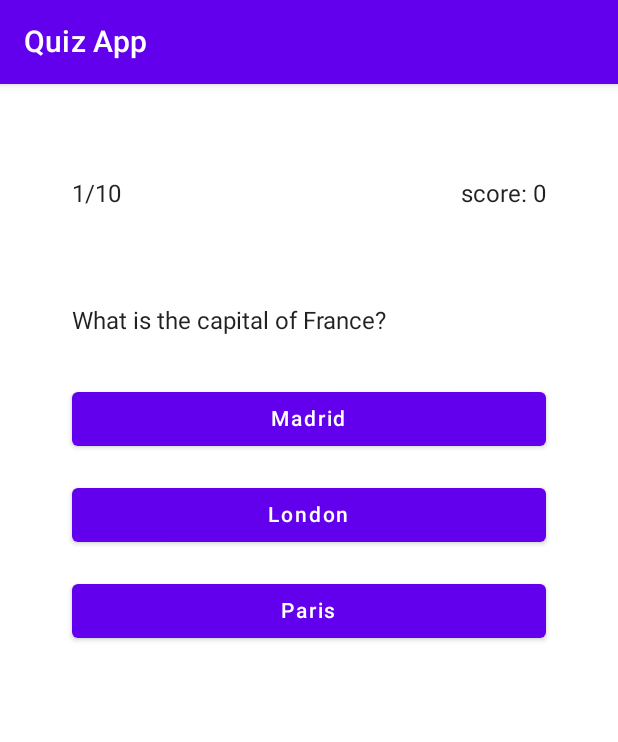
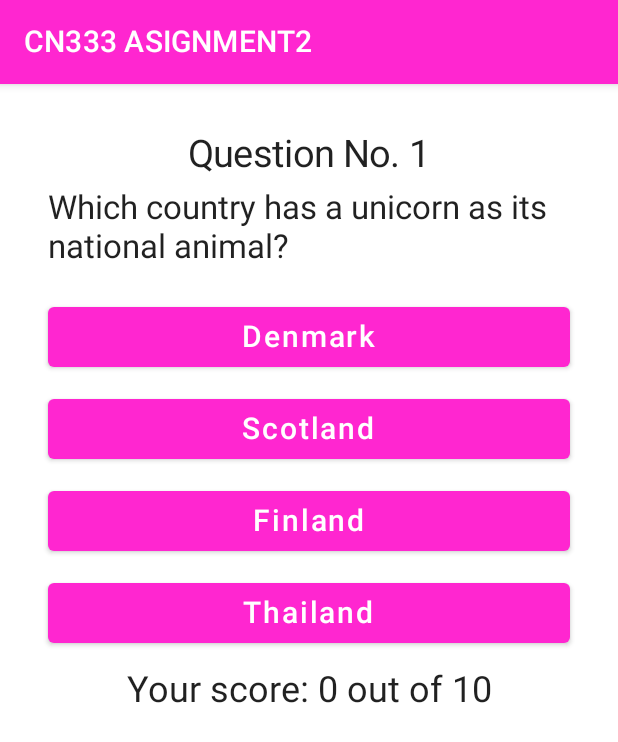
Before and after one commit to 6310610958/as2v2, an Android app built with Jetpack Compose: the screen it shows after launch (MainActivity), on a phone screen of 412 x 824 dp. Shown: the top 742 px of the screen. Run offline under Robolectric (Android 15) with nearby library versions, the phone set to English and light mode, and no system bars.

Commit message:
Final ka

```diff
--- a/quizGame2/app/src/main/java/com/example/quizgame/ListOfQuestion.kt
+++ b/quizGame2/app/src/main/java/com/example/quizgame/ListOfQuestion.kt
@@ -9,19 +9,54 @@ data class QuizQuestion(
 class ListOfQuestion {
     val questions = listOf(
         QuizQuestion(
-            "What is the capital of France?",
-            listOf("London", "Paris", "Madrid"),
-            "Paris"
+            "Which country has a unicorn as its national animal?",
+            listOf("Finland", "Scotland", "Thailand", "Denmark"),
+            "Scotland"
         ),
         QuizQuestion(
-            "What is the largest country in the world by area?",
-            listOf("China", "Russia", "USA"),
-            "Russia"
+            "What country has the longest coastline in the world?",
+            listOf("Canada", "USA", "Chile", "South Africa"),
+            "Canada"
         ),
         QuizQuestion(
-            "What is the currency of Japan?",
-            listOf("Yen", "Dollar", "Euro"),
-            "Yen"
-        )
+            "What is the smallest country in the world?",
+            listOf("Slovakia", "Singapore", "Papua New Guinea", "Vatican City"),
+            "Vatican City"
+        ),
+        QuizQuestion(
+            "What country is also the largest island in the world?",
+            listOf("Greenland", "Australia", "Iceland", "Singapore"),
+            "Greenland"
+        ),
+        QuizQuestion(
+            "Which country in the European Union has the biggest population?",
+            listOf("Germany", "France", "Italy", "Greece"),
+            "Germany"
+        ),
+        QuizQuestion(
+            "What is the hottest country in the world?",
+            listOf("India", "Nepal", "Burkina Faso", "Thailand"),
+            "Burkina Faso"
+        ),
+        QuizQuestion(
+            "Which country has the most islands in the world?",
+            listOf("Japan", "Sweden", "Finland", "Philippines"),
+            "Sweden"
+        ),
+        QuizQuestion(
+            "Where is the Gobi Desert located?",
+            listOf("Mongolia", "Somalia", "Nigeria", "Thailand"),
+            "Mongolia"
+        ),
+        QuizQuestion(
+            "India, China, and the U.S. are the most populous counties in the world.  Which country is the next most populous?",
+            listOf("Brazil", "Mexico", "Russia", "Indonesia"),
+            "Indonesia"
+        ),
+        QuizQuestion(
+            "What is the name of the longest river in Africa?",
+            listOf("Amazon", "Nile", "Chao Phraya", "Bang Pakong"),
+            "Nile"
+        ),
     )
 }
--- a/quizGame2/app/src/main/java/com/example/quizgame/MainActivity.kt
+++ b/quizGame2/app/src/main/java/com/example/quizgame/MainActivity.kt
@@ -28,7 +28,7 @@ class MainActivity : ComponentActivity() {
                 ) {
                     QuizScreen(
                         quizViewModel = quizViewModel,
-                        onPlayAgain = quizViewModel::resetQuiz,
+                        restartquiz = quizViewModel::resetQuiz,
                         onExit = { finish() }
                     )
                 }
--- a/quizGame2/app/src/main/java/com/example/quizgame/ui/QuizScreen.kt
+++ b/quizGame2/app/src/main/java/com/example/quizgame/ui/QuizScreen.kt
@@ -11,44 +11,34 @@ import androidx.compose.runtime.getValue
 import androidx.compose.ui.Alignment
 import androidx.compose.ui.Modifier
 import androidx.compose.ui.unit.dp
+import androidx.compose.ui.unit.sp
 import com.example.quizgame.QuizQuestion
 
 
 @SuppressLint("UnusedMaterialScaffoldPaddingParameter")
 @Composable
-fun QuizScreen(quizViewModel: QuizViewModel , onPlayAgain: () -> Unit, onExit: () -> Unit) {
-
+fun QuizScreen(
+    quizViewModel: QuizViewModel,
+    restartquiz: () -> Unit,
+    onExit: () -> Unit
+) {
     val uiState by quizViewModel.uiState.collectAsState()
 
     Scaffold(
-        topBar = {
-            TopAppBar(
-                title = { Text("Quiz App") }
-            )
-        },
+        topBar = { TopAppBar(title = { Text("CN333 ASIGNMENT2") }) },
         content = {
-            Box(
-                modifier = Modifier.fillMaxSize().padding(16.dp),
-
-                ) {
-                when (uiState.quizNumber) {
-                    10 -> {
-                        SummaryScreen(
-                            score = uiState.score,
-                            onPlayAgain = onPlayAgain,
-                            onExit = onExit
-                        )
-                    }
-                    else -> {
+            Box(modifier = Modifier.fillMaxSize().padding(16.dp)) {
+                if (uiState.quizNumber == 10) {
+                    FinalScreen(score = uiState.score, restartquiz = restartquiz, onExit = onExit)
+                } else {
                     QuestionScreen(
                         question = uiState.currentQuestion,
                         options = uiState.options,
                         score = uiState.score,
                         quizNum = uiState.quizNumber,
-                            answer = uiState.options,
+                        correctAnswer = uiState.options,
                         SelectedAnswer = quizViewModel::answerQuestion
                     )
-                    }
                 }
             }
         }
@@ -56,76 +46,79 @@ fun QuizScreen(quizViewModel: QuizViewModel , onPlayAgain: () -> Unit, onExit: (
 }
 
 @Composable
-fun QuestionScreen(question: QuizQuestion, options: List<String>, score: Int, quizNum: Int, answer: List<String>, SelectedAnswer: (String) -> Unit)  {
+fun QuestionScreen(
+    question: QuizQuestion,
+    options: List<String>,
+    score: Int,
+    quizNum: Int,
+    correctAnswer: List<String>,
+    SelectedAnswer: (String) -> Unit
+) {
+    Column(
+        modifier = Modifier.padding(16.dp).verticalScroll(rememberScrollState()),
+        verticalArrangement = Arrangement.spacedBy(8.dp),
+        horizontalAlignment = Alignment.CenterHorizontally
+    ) {
+        Text(
+            text = "Question No. $quizNum",
+            fontSize = 25.sp
+        )
 
-    Column(
-        modifier = Modifier.padding(16.dp)
-            .verticalScroll(rememberScrollState())
-            .padding(16.dp),
-        verticalArrangement = Arrangement.spacedBy(8.dp),
 
-        ) {
-        Row(
-            modifier = Modifier
-                .fillMaxWidth()
-                .padding(top = 16.dp),
-            horizontalArrangement = Arrangement.SpaceAround
-        ) {
-            Text(text = "$quizNum/10")
         Text(
-                modifier = Modifier
-                    .fillMaxWidth()
-                    .wrapContentWidth(Alignment.End),
-                text = "score: $score")
-        }
-        Spacer(modifier = Modifier.height(50.dp))
-        Text(text = question.question)
-
-        Spacer(modifier = Modifier.height(16.dp))
+            text = question.question,
+            modifier = Modifier.padding(bottom = 15.dp),
+            fontSize = 22.sp)
 
         options.forEach { choice ->
             Button(
-                modifier = Modifier
-                    .fillMaxWidth()
-                    .padding(bottom = 8.dp),
+                modifier = Modifier.fillMaxWidth().padding(bottom = 5.dp),
                 onClick = { SelectedAnswer(choice) }
             ) {
-                Text(text = choice)
+                Text(
+                    text = choice,
+                    fontSize = 20.sp)
+            }
+        }
+
+        Text(
+            text = "Your score: $score out of 10",
+            fontSize = 24.sp)
+    }
+
+}
+
+
+@Composable
+fun FinalScreen(score: Int, restartquiz: () -> Unit, onExit: () -> Unit) {
+    Column(
+        modifier = Modifier.fillMaxSize().padding(100.dp),
+        verticalArrangement = Arrangement.spacedBy(15.dp),
+        horizontalAlignment = Alignment.CenterHorizontally
+    ) {
+        Text(text = "Your score is"
+            , modifier = Modifier.align(Alignment.CenterHorizontally),
+            fontSize = 26.sp
+        )
+
+        Text(text = " $score out of 10",
+            modifier = Modifier.align(Alignment.CenterHorizontally),
+            fontSize = 26.sp
+        )
+
+        Button(onClick = restartquiz,
+            modifier = Modifier.width(IntrinsicSize.Max)) {
+            Text(
+                text = "RESTART",
+                fontSize = 22.sp
+            )
+        }
+
+        Button(onClick = onExit,
+            modifier = Modifier.width(IntrinsicSize.Max)) {
+            Text(
+                text = "QUIT A QUIZ",
+                fontSize = 22.sp)
         }
     }
 }
-}
-
-@Composable
-fun SummaryScreen(score: Int, onPlayAgain: () -> Unit, onExit: () -> Unit) {
-    Column(
-        modifier = Modifier
-            .fillMaxSize()
-            .padding(16.dp),
-        verticalArrangement = Arrangement.Center,
-        horizontalAlignment = Alignment.CenterHorizontally
-    ) {
-        Text(
-            text = "Your score is $score out of 10",
-            modifier = Modifier.align(Alignment.CenterHorizontally)
-        )
-
-        Spacer(modifier = Modifier.height(16.dp))
-
-        Button(
-            onClick = onPlayAgain,
-            modifier = Modifier.fillMaxWidth()
-        ) {
-            Text(text = "Play Again")
-        }
-
-        Spacer(modifier = Modifier.height(8.dp))
-
-        Button(
-            onClick = onExit,
-            modifier = Modifier.fillMaxWidth()
-        ) {
-            Text(text = "Exit")
-        }
-    }
-}
--- a/quizGame2/app/src/main/java/com/example/quizgame/ui/QuizeViewModel.kt
+++ b/quizGame2/app/src/main/java/com/example/quizgame/ui/QuizeViewModel.kt
@@ -21,28 +21,17 @@ class QuizViewModel : ViewModel() {
     private var quizNumber = 0
     private var score = 0
 
-    private val _uiState = MutableStateFlow(QuizUiState(
-        currentQuestion = questions[quizNumber],
-        options = questions[quizNumber].options.shuffled(),
-        score = score,
-        quizNumber = quizNumber + 1
-    ))
+    private val _uiState = MutableStateFlow(initialUiState())
 
     val uiState: StateFlow<QuizUiState> = _uiState.asStateFlow()
 
-    init {
-        updateUiState()
-    }
-
     fun answerQuestion(answer: String) {
-        if (answer == questions[quizNumber].correctAnswer) {
+        if (isCorrectAnswer(answer)) {
             score++
         }
 
-        quizNumber++
-
-        if (quizNumber < questions.size) {
-            updateUiState()
+        if (hasMoreQuestions()) {
+            goToNextQuestion()
         } else {
             endQuiz()
         }
@@ -56,13 +45,21 @@ class QuizViewModel : ViewModel() {
         updateUiState()
     }
 
-    private fun updateUiState() {
-        _uiState.value = QuizUiState(
-            currentQuestion = questions[quizNumber],
-            options = questions[quizNumber].options.shuffled(),
-            score = score,
-            quizNumber = quizNumber + 1
-        )
+    private fun isCorrectAnswer(answer: String): Boolean {
+        return answer == currentQuestion().correctAnswer
+    }
+
+    private fun hasMoreQuestions(): Boolean {
+        return quizNumber < questions.size
+    }
+
+    private fun currentQuestion(): QuizQuestion {
+        return questions[quizNumber]
+    }
+
+    private fun goToNextQuestion() {
+        quizNumber++
+        updateUiState()
     }
 
     private fun endQuiz() {
@@ -74,4 +71,16 @@ class QuizViewModel : ViewModel() {
         )
     }
 
+    private fun initialUiState(): QuizUiState {
+        return QuizUiState(
+            currentQuestion = currentQuestion(),
+            options = currentQuestion().options.shuffled(),
+            score = score,
+            quizNumber = quizNumber + 1
+        )
+    }
+
+    private fun updateUiState() {
+        _uiState.value = initialUiState()
+    }
 }
--- a/quizGame2/app/src/main/java/com/example/quizgame/ui/theme/Color.kt
+++ b/quizGame2/app/src/main/java/com/example/quizgame/ui/theme/Color.kt
@@ -3,6 +3,7 @@ package com.example.quizgame.ui.theme
 import androidx.compose.ui.graphics.Color
 
 val Purple200 = Color(0xFFBB86FC)
-val Purple500 = Color(0xFF6200EE)
-val Purple700 = Color(0xFF3700B3)
+val bluebell = Color(0xFF14EBFF)
+val Purple700 = Color(0xFF03A9F4)
 val Teal200 = Color(0xFF03DAC5)
+val Babiepink = Color(0xFFFF26D0)
--- a/quizGame2/app/src/main/java/com/example/quizgame/ui/theme/Theme.kt
+++ b/quizGame2/app/src/main/java/com/example/quizgame/ui/theme/Theme.kt
@@ -7,15 +7,15 @@ import androidx.compose.material.lightColors
 import androidx.compose.runtime.Composable
 
 private val DarkColorPalette = darkColors(
-    primary = Purple200,
-    primaryVariant = Purple700,
-    secondary = Teal200
+    primary = Babiepink,
+    primaryVariant = bluebell,
+    secondary = bluebell
 )
 
 private val LightColorPalette = lightColors(
-    primary = Purple500,
-    primaryVariant = Purple700,
-    secondary = Teal200
+    primary = Babiepink,
+    primaryVariant = bluebell,
+    secondary = bluebell
 
     /* Other default colors to override
     background = Color.White,
```
Lines whose indentation alone changed are shown as unchanged.
